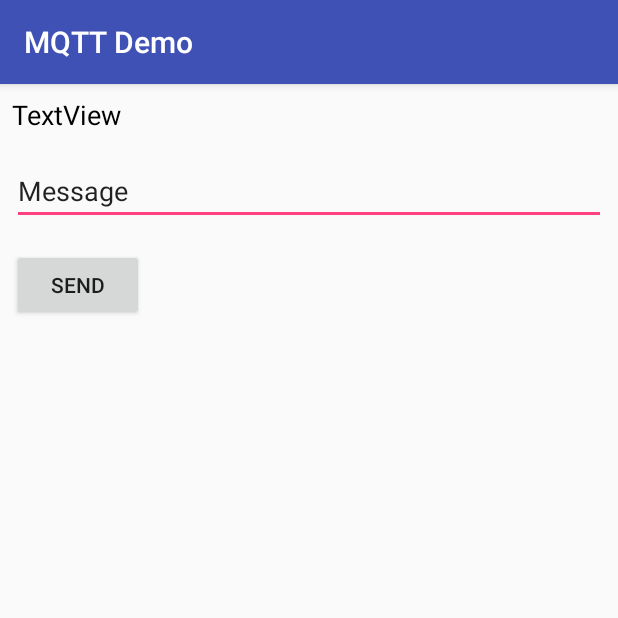
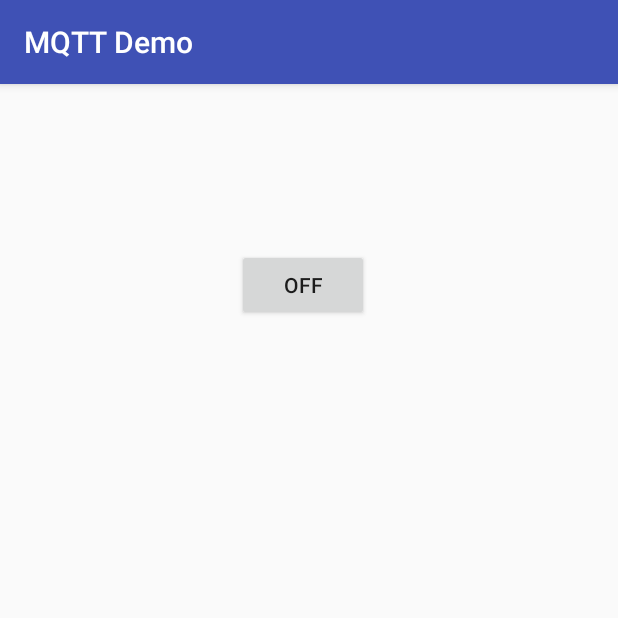
Before and after one commit to skkakadiya/AndroidMqttDemo, an Android app: the screen it shows after launch (MainActivity), on a phone screen of 412 x 824 dp, the top half of it. Run offline under Robolectric (Android 15) with nearby library versions, the phone set to English and light mode, and no system bars; libraries missing offline, so code that uses them is left out: org.eclipse.paho; 4 statements that could not run were skipped.

Commit message:
Fixed minor bugs

```diff
--- a/app/src/main/java/com/example/sanjay/mqttdemo/MainActivity.java
+++ b/app/src/main/java/com/example/sanjay/mqttdemo/MainActivity.java
@@ -4,6 +4,7 @@ import android.support.v7.app.AppCompatActivity;
 import android.os.Bundle;
 import android.util.Log;
 import android.view.View;
+import android.widget.Button;
 import android.widget.EditText;
 import android.widget.TextView;
 
@@ -20,36 +21,34 @@ import org.eclipse.paho.client.mqttv3.persist.MemoryPersistence;
 public class MainActivity extends AppCompatActivity {
 
     private static final String TAG = "MainActivity";
-    private TextView tvIncoming;
     MqttClient client = null;
+    private boolean state = true;
+    Button btnState;
     @Override
     protected void onCreate(Bundle savedInstanceState) {
         super.onCreate(savedInstanceState);
         setContentView(R.layout.activity_main);
-
-        tvIncoming = (TextView) findViewById(R.id.tv_incoming);
-
+        btnState = (Button) findViewById(R.id.btn_send);
+        String msg = state ? "OFF" : "ON";
+        btnState.setText(msg);
         try {
-             //client = new MqttClient("tcp://192.168.43.145:1883", "android1233", new MemoryPersistence());
             client = new MqttClient("tcp://iot.eclipse.org:1883", "android", new MemoryPersistence());
             client.connect();
-            /*MqttMessage message = new MqttMessage();
-            message.setPayload("A single message".getBytes());
-            client.publish("aubertest", message);*/
-            //client.disconnect();
 
             subcribe();
 
 
-            findViewById(R.id.btn_send).setOnClickListener(new View.OnClickListener() {
+            btnState.setOnClickListener(new View.OnClickListener() {
                 @Override
                 public void onClick(View view) {
                     try {
-                        EditText et = (EditText) findViewById(R.id.et_msg);
-                        String msg = et.getText().toString();
+
+                        String msg = state ? "OFF" : "ON";
+                        state = !state;
+                        btnState.setText(msg);
                         MqttMessage message = new MqttMessage();
                         message.setPayload(msg.getBytes());
-                        client.publish("aubertest", message);
+                        client.publish("testauber", message);
                         Log.i(TAG, "onClick: "+ msg);
                     } catch (MqttException e) {
                         e.printStackTrace();
@@ -66,28 +65,24 @@ public class MainActivity extends AppCompatActivity {
 
     private void subcribe(){
         try {
-            client.subscribe("aubertest");
+            client.subscribe("testauber");
             client.setCallback(new MqttCallback() {
                 @Override
                 public void connectionLost(Throwable throwable) {
                     try {
-                        //client = new MqttClient("tcp://192.168.43.145:1883", "android", new MemoryPersistence());
                         client = new MqttClient("tcp://iot.eclipse.org:1883", "android", new MemoryPersistence());
                         client.connect();
                         subcribe();
                         Log.e(TAG, "connectionLost");
-                        //client.reconnect();
                     } catch (MqttException e) {
                         e.printStackTrace();
                     }
-                    //client = new MqttClient("tcp://iot.eclipse.org:1883", "android", new MemoryPersistence());
                 }
 
                 @Override
                 public void messageArrived(String s, MqttMessage mqttMessage) throws Exception {
                     String srt = new String(mqttMessage.getPayload());
-                    tvIncoming.setText(srt);
-                    Log.e(TAG, "messageArrived: " + s);
+                    Log.e(TAG, "messageArrived: " + srt);
                 }
 
                 @Override
--- a/app/src/main/res/layout/activity_main.xml
+++ b/app/src/main/res/layout/activity_main.xml
@@ -17,6 +17,7 @@
         android:textColor="@android:color/black"
         app:layout_constraintEnd_toEndOf="parent"
         android:layout_marginEnd="8dp"
+        android:visibility="invisible"
         app:layout_constraintStart_toStartOf="parent"
         android:layout_marginStart="8dp"
         app:layout_constraintTop_toTopOf="parent"
@@ -25,6 +26,7 @@
     <EditText
         android:id="@+id/et_msg"
         android:layout_width="0dp"
+        android:visibility="invisible"
         android:layout_height="wrap_content"
         android:ems="10"
         android:inputType="textPersonName"
@@ -44,5 +46,6 @@
         android:layout_marginTop="16dp"
         app:layout_constraintTop_toBottomOf="@+id/et_msg"
         app:layout_constraintStart_toStartOf="parent"
-        android:layout_marginLeft="8dp" />
+        app:layout_constraintEnd_toEndOf="parent"
+        android:layout_marginEnd="8dp" />
 </android.support.constraint.ConstraintLayout>
```
Also changed, not shown: app/src/main/AndroidManifest.xml (+9 -6 lines), 1 other file.
